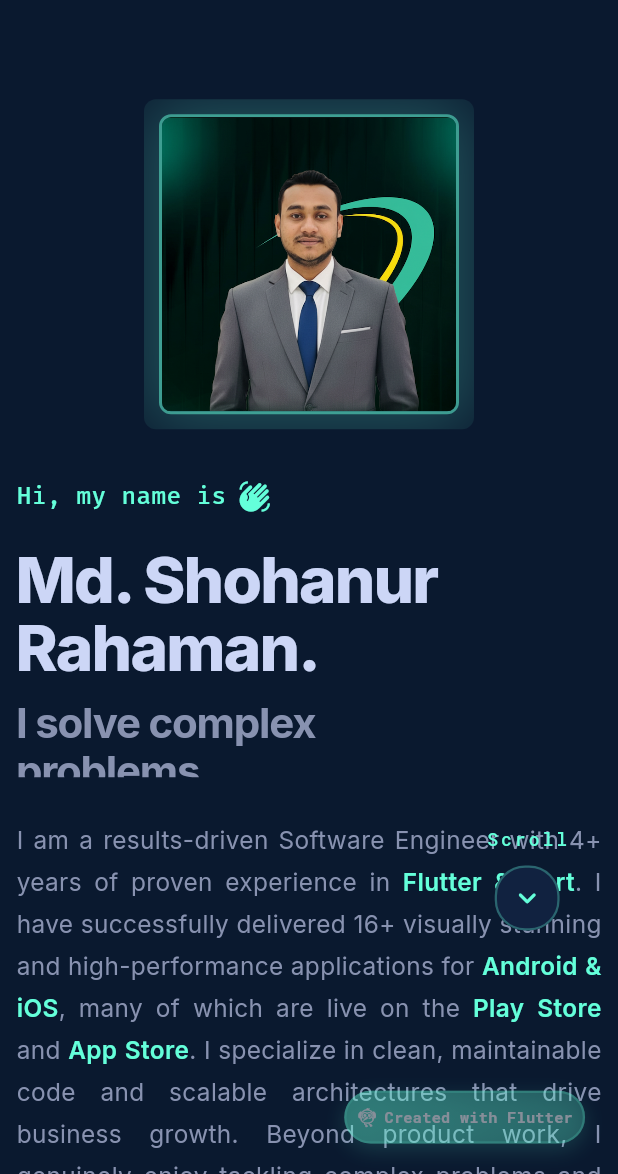
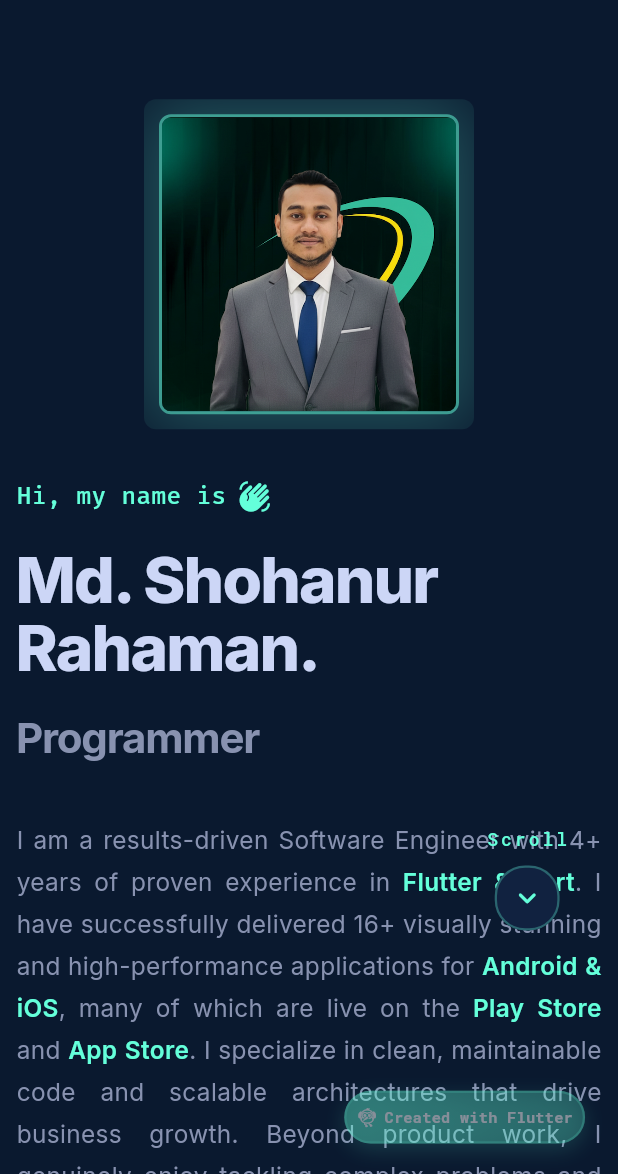
Before and after one commit to shohanur55/shohanur55, a Flutter app: the screen it shows after launch, on a phone screen of 412 x 824 dp, the part 62-1236 px from its top. Run offline on Flutter 3.47's test engine with Material 3 defaults, Android fonts, the phone set to English and light mode, and no system bars; drawn by our look-alikes of flutter_animate; our stand-ins replace carousel_slider, flutter_screenutil, font_awesome_flutter, google_fonts; missing offline and left inert: dotlottie_flutter.

Commit message:
Update hero headlines; improve splash handling
Replace verbose hero section taglines with concise role labels (App Developer, Problem Solver, Programmer, Tech Enthusiast, Bug fixer, Lifelong Learner). Refactor web/index.html splash and boot logic: wrap script in an IIFE, add a hideSplashScreen helper with a minimum splash duration, debounce script loading with a scriptLoaded flag, defer loading main Dart JS until DOM ready (using requestAnimationFrame), and hook flutter-first-frame to hide the splash and register the service worker. These changes smooth startup visuals and prevent duplicate script/service worker registration.

```diff
--- a/lib/presentation/sections/hero_section.dart
+++ b/lib/presentation/sections/hero_section.dart
@@ -20,10 +20,12 @@ class HeroSection extends StatefulWidget {
 
 class _HeroSectionState extends State<HeroSection> {
   static const List<String> _headlines = <String>[
-    'I build mobile experiences.',
-    'I am a Flutter Expert.',
-    'I solve complex problems.',
-    'I bring ideas to life.',
+    'App Developer',
+    'Problem Solver',
+    'Programmer',
+    'Tech Enthusiast',
+    'Bug fixer',
+    'Lifelong Learner',
   ];
 
   Timer? _headlineTimer;
```
Also changed, not shown: 1 other file.
